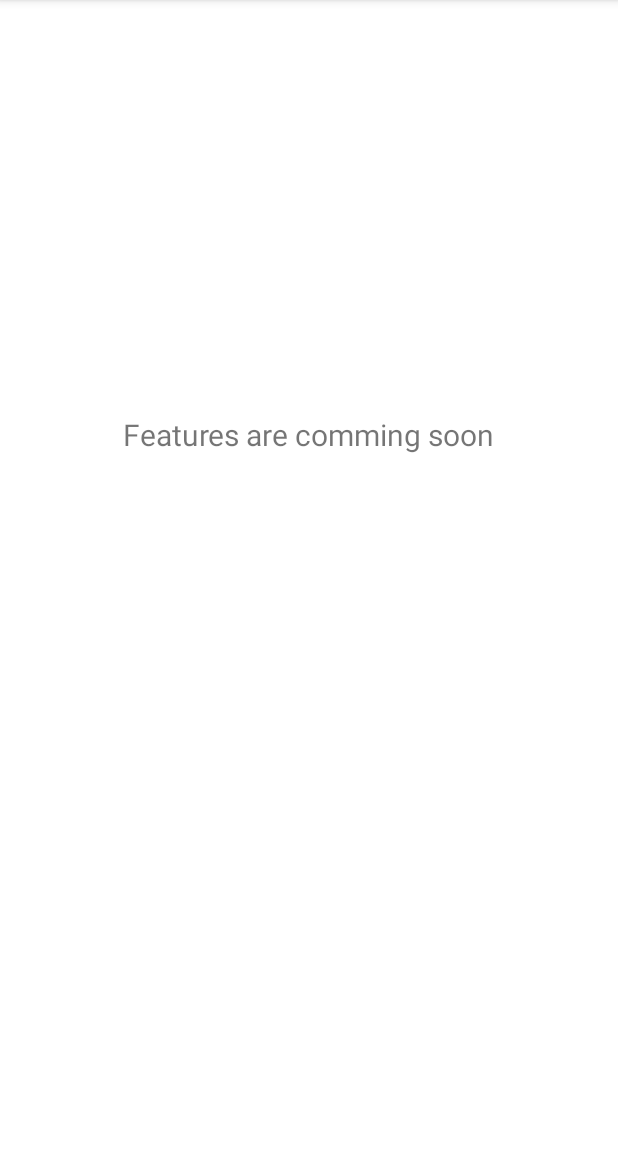
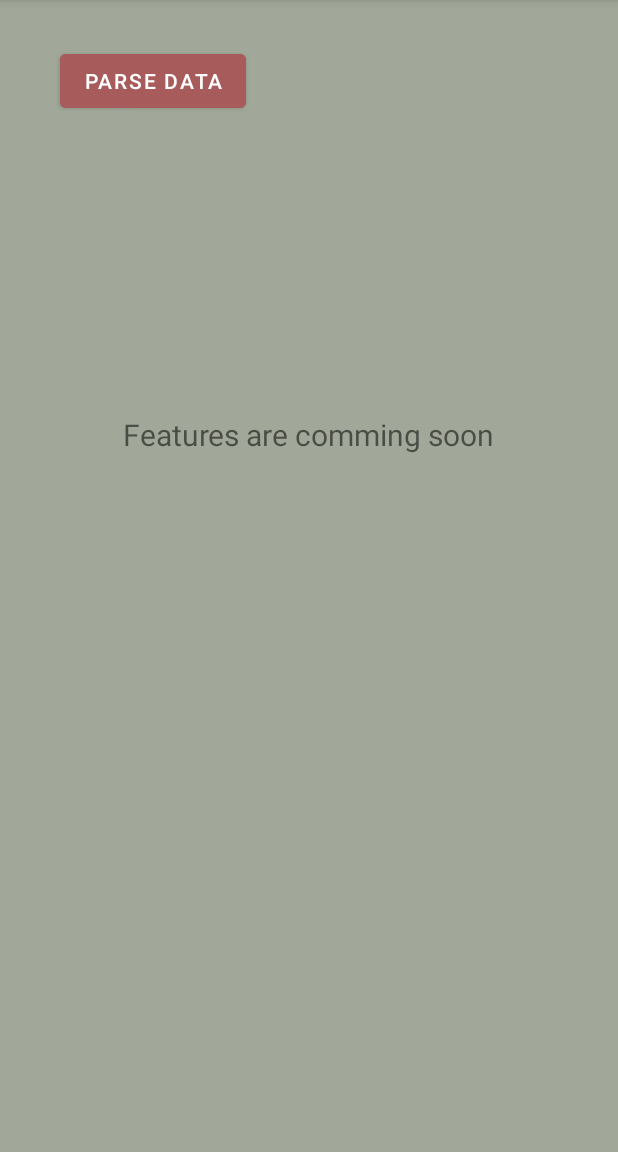
Before and after one commit to HarshPanchal18/playground, an Android app: the MainActivity screen opened directly, with no data from a screen before it, after a tap on "Secondary Page", on a phone screen of 412 x 824 dp, the part 84-1236 px from its top. Run offline under Robolectric (Android 15) with nearby library versions, the light colour scheme and no system bars; 3 other taps on this screen came first.

Commit message:
Formatted Options Menu and AppBar
Added External Data(JSON and XML) parsing

Added Report Bug Feature to Connect with Developer(s)

```diff
--- a/app/build.gradle
+++ b/app/build.gradle
@@ -49,6 +49,7 @@ dependencies {
     implementation 'androidx.lifecycle:lifecycle-livedata-ktx:2.5.1'
     implementation 'androidx.lifecycle:lifecycle-viewmodel-ktx:2.5.1'
     implementation 'com.android.car.ui:car-ui-lib:2.2.1'
+    implementation 'androidx.browser:browser:1.4.0'
     testImplementation 'junit:junit:4.13.2'
     androidTestImplementation 'androidx.test.ext:junit:1.1.3'
     androidTestImplementation 'androidx.test.espresso:espresso-core:3.4.0'
--- a/app/src/main/java/com/example/playground/MainActivity2.kt
+++ b/app/src/main/java/com/example/playground/MainActivity2.kt
@@ -5,18 +5,15 @@ import android.graphics.Color
 import android.graphics.drawable.ColorDrawable
 import android.os.Bundle
 import android.view.MenuItem
-import android.view.View
 import android.widget.Toast
 import androidx.appcompat.app.ActionBar
 import androidx.appcompat.app.ActionBarDrawerToggle
 import androidx.appcompat.app.AppCompatActivity
-import androidx.appcompat.widget.Toolbar
 import androidx.core.view.GravityCompat
-import androidx.drawerlayout.widget.DrawerLayout
 import com.example.playground.activities.AdminContact
 import com.example.playground.activities.LockScreen
+import com.example.playground.activities.ParseData
 import com.google.android.material.navigation.NavigationView
-import kotlinx.android.synthetic.main.activity_main.*
 import kotlinx.android.synthetic.main.activity_main2.*
 
 
@@ -51,13 +48,12 @@ class MainActivity2 : AppCompatActivity() {
                 }
 
                 R.id.contact -> {
-                    //Toast.makeText(applicationContext,"")
                     drawer2.closeDrawer(GravityCompat.START)
                     startActivity(Intent(this, AdminContact::class.java))
                 }
 
                 R.id.logout -> {
-                    Toast.makeText(applicationContext,"Log Out", Toast.LENGTH_SHORT).show()
+                    Toast.makeText(applicationContext,"Logged Out", Toast.LENGTH_SHORT).show()
                     drawer2.closeDrawer(GravityCompat.START)
                     startActivity(Intent(this, LockScreen::class.java))
                 }
@@ -68,6 +64,10 @@ class MainActivity2 : AppCompatActivity() {
         toggle= ActionBarDrawerToggle(this,drawer2,R.string.open,R.string.close)
         drawer2.addDrawerListener(toggle) // attach toggle with drawer
         toggle.syncState()
+
+        parsebtn.setOnClickListener {
+            startActivity(Intent(this, ParseData::class.java))
+        }
     }
 
     override fun onOptionsItemSelected(item: MenuItem): Boolean {
--- /dev/null
+++ b/app/src/main/res/drawable-anydpi/ic_report_bug.xml
@@ -0,0 +1,11 @@
+<vector xmlns:android="http://schemas.android.com/apk/res/android"
+    android:width="24dp"
+    android:height="24dp"
+    android:viewportWidth="24"
+    android:viewportHeight="24"
+    android:tint="#000000"
+    android:alpha="0.8">
+  <path
+      android:fillColor="@android:color/white"
+      android:pathData="M20,8h-2.81c-0.45,-0.78 -1.07,-1.45 -1.82,-1.96L17,4.41 15.59,3l-2.17,2.17C12.96,5.06 12.49,5 12,5c-0.49,0 -0.96,0.06 -1.41,0.17L8.41,3 7,4.41l1.62,1.63C7.88,6.55 7.26,7.22 6.81,8L4,8v2h2.09c-0.05,0.33 -0.09,0.66 -0.09,1v1L4,12v2h2v1c0,0.34 0.04,0.67 0.09,1L4,16v2h2.81c1.04,1.79 2.97,3 5.19,3s4.15,-1.21 5.19,-3L20,18v-2h-2.09c0.05,-0.33 0.09,-0.66 0.09,-1v-1h2v-2h-2v-1c0,-0.34 -0.04,-0.67 -0.09,-1L20,10L20,8zM14,16h-4v-2h4v2zM14,12h-4v-2h4v2z"/>
+</vector>
--- a/app/src/main/res/layout/activity_main2.xml
+++ b/app/src/main/res/layout/activity_main2.xml
@@ -14,7 +14,8 @@
     <androidx.constraintlayout.widget.ConstraintLayout
         android:layout_width="match_parent"
         android:layout_height="match_parent"
-    tools:context=".MainActivity2">
+        tools:context=".MainActivity2"
+        android:background="#a2a899">
 
         <TextView
             android:layout_width="wrap_content"
@@ -23,6 +24,20 @@
             android:text="Features are comming soon"
             android:textSize="20dp"
             app:layout_constraintEnd_toEndOf="parent"
+            app:layout_constraintStart_toStartOf="parent"
+            app:layout_constraintTop_toTopOf="parent" />
+
+        <Button
+            android:id="@+id/parsebtn"
+            android:layout_width="wrap_content"
+            android:layout_height="wrap_content"
+            android:layout_marginStart="40dp"
+            android:layout_marginTop="30dp"
+            android:layout_marginEnd="258dp"
+            android:text="Parse Data"
+            android:backgroundTint="@color/buttonlayer1"
+            app:layout_constraintEnd_toEndOf="parent"
+            app:layout_constraintHorizontal_bias="0.0"
             app:layout_constraintStart_toStartOf="parent"
             app:layout_constraintTop_toTopOf="parent" />
 
--- a/app/src/main/res/menu/options_menu.xml
+++ b/app/src/main/res/menu/options_menu.xml
@@ -7,18 +7,26 @@
     <item
         android:id="@+id/action_setting"
         android:orderInCategory="100"
-        android:title="Application Setting" />
+        app:showAsAction="never"
+        android:title="Application Settings" />
 
     <item
         android:id="@+id/action_share"
         android:orderInCategory="100"
-        app:showAsAction="always"
+        app:showAsAction="never"
         android:title="@string/action_share"/>
 
     <item
         android:id="@+id/action_exit"
         android:orderInCategory="100"
         android:title="@string/action_exit"
-        app:showAsAction="ifRoom"
+        app:showAsAction="always"
         android:icon="@drawable/ic_action_exit"/>
+
+    <item
+        android:id="@+id/reportbug"
+        android:orderInCategory="100"
+        app:showAsAction="never"
+        android:title="Report a bug"
+        android:icon="@drawable/ic_report_bug"/>
 </menu>
```
Also changed, not shown: app/src/main/AndroidManifest.xml (+5 -2 lines), app/src/main/assets/data.json (added, +25 -0 lines), app/src/main/assets/empdata.xml (added, +33 -0 lines), app/src/main/java/com/example/playground/MainActivity.kt (+32 -5 lines), app/src/main/java/com/example/playground/activities/ParseData.kt (added, +156 -0 lines), app/src/main/res/layout/activity_parse_data.xml (added, +51 -0 lines), app/src/main/res/layout/list_item.xml (added, +32 -0 lines), app/src/main/res/drawable-hdpi/ic_report_bug.png (added), app/src/main/res/drawable-mdpi/ic_report_bug.png (added), app/src/main/res/drawable-xhdpi/ic_report_bug.png (added), app/src/main/res/drawable-xxhdpi/ic_report_bug.png (added). Lines whose indentation alone changed are shown as unchanged.
